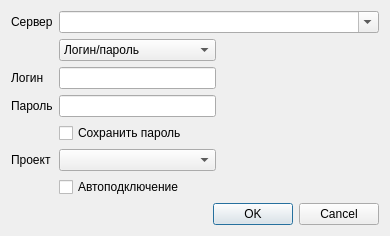
sshmakov/Traquera, file jira/jiralogin.ui: the form before one commit.
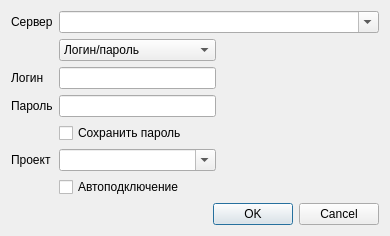
The form after the commit.

What changed in the file:
```diff
--- a/jira/jiralogin.ui
+++ b/jira/jiralogin.ui
@@ -7,7 +7,7 @@
     <x>0</x>
     <y>0</y>
     <width>390</width>
-    <height>217</height>
+    <height>225</height>
    </rect>
   </property>
   <property name="windowTitle">
@@ -47,7 +47,11 @@
       <widget class="QLineEdit" name="lePassword"/>
      </item>
      <item row="5" column="1">
-      <widget class="QComboBox" name="cbProject"/>
+      <widget class="QComboBox" name="cbProject">
+       <property name="editable">
+        <bool>true</bool>
+       </property>
+      </widget>
      </item>
      <item row="2" column="1">
       <widget class="QLineEdit" name="leUser"/>
```
Left out of the diff: 4 changed lines with no effect on the pictures.
